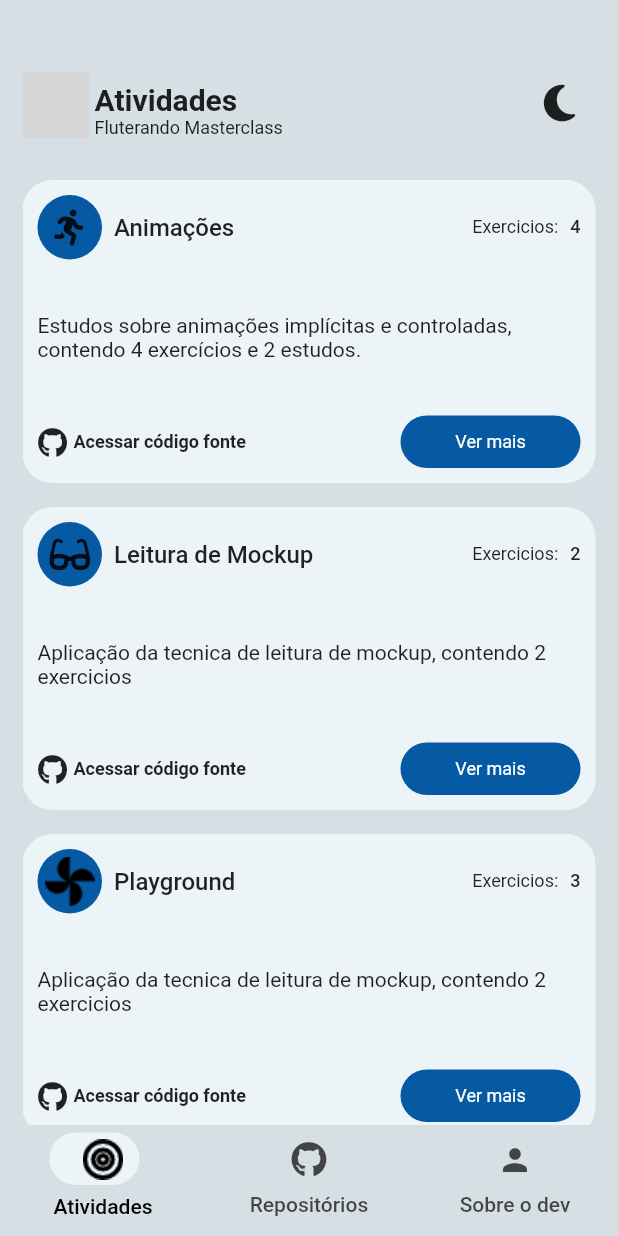
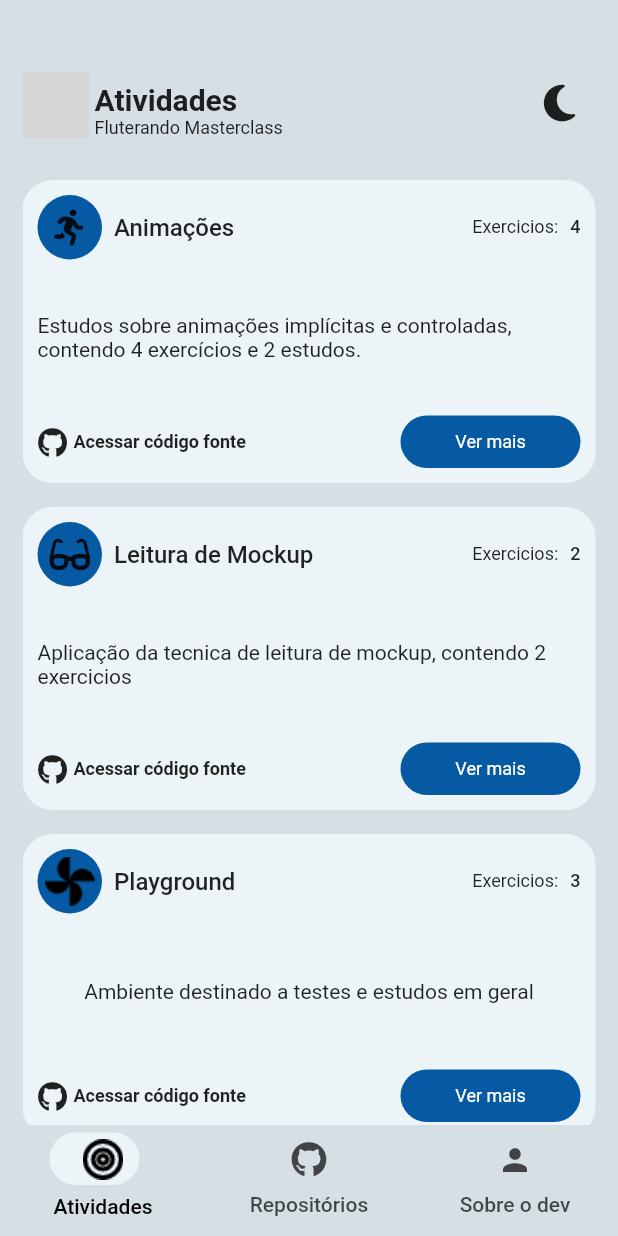
Before and after one commit to jeilsonaraujo/app_masterclass, a Flutter app: the screen it shows after launch, on a phone screen of 412 x 824 dp. Run offline on Flutter 3.47's test engine with Material 2 defaults, Android fonts, the phone set to English and light mode, and no system bars; our stand-ins replace font_awesome_flutter; grey boxes are pictures that could not be loaded.

```diff
--- a/lib/app/activities/activities_page.dart
+++ b/lib/app/activities/activities_page.dart
@@ -66,8 +66,7 @@ class _ActivitiesPageState extends State<ActivitiesPage> {
                   ),
                   title: 'Playground',
                   amountOfExercises: '3',
-                  content:
-                      'Aplicação da tecnica de leitura de mockup, contendo 2 exercicios',
+                  content: 'Ambiente destinado a testes e estudos em geral',
                   navigateTo: () {
                     Navigator.push(
                       context,
```
